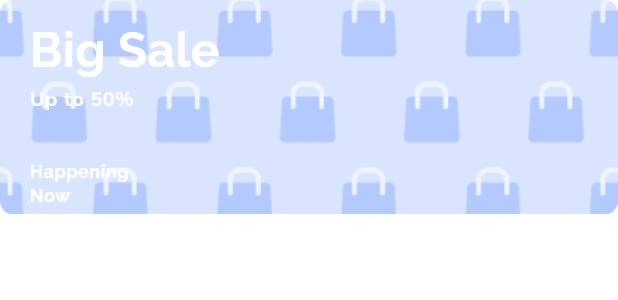
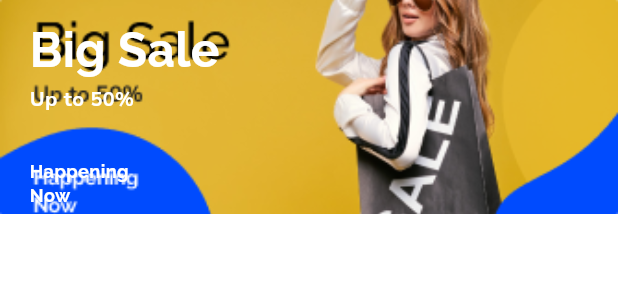
Before and after one commit to hoailuong123/AlamodeApp, a Flutter app: the SliderItem widget shown alone on an empty page, opened directly, on a phone screen of 412 x 824 dp. Shown: the top 300 px of the screen. Run offline on Flutter 3.47's test engine with Material 3 defaults, Android fonts, the phone set to English and light mode, and no system bars; our stand-ins replace cached_network_image, connectivity_plus, flutter_rating_bar, flutter_svg, pin_code_fields, smooth_page_indicator; missing offline and left inert: carousel_slider_plus, country_pickers, responsive_grid_list; network calls fail.

Commit message:
update: slider item

```diff
--- a/lib/presentation/shop_screen/widgets/slider_item.dart
+++ b/lib/presentation/shop_screen/widgets/slider_item.dart
@@ -1,7 +1,7 @@
 import 'package:alamodeapp/theme/custom_text_style.dart';
 import 'package:flutter/material.dart';
-import 'package:flutter_svg_provider/flutter_svg_provider.dart' as fs;
 import '../../../core/app_export.dart';
+
 
 class SliderItem extends StatelessWidget {
   const SliderItem({Key? key}) : super(key: key);
@@ -14,7 +14,7 @@ class SliderItem extends StatelessWidget {
         alignment: Alignment.center,
         children: [
           CustomImageView(
-            imagePath: ImageConstant.img,
+            imagePath: 'assets/images/slider1.png', // Update image path
             height: 130.h,
             width: double.maxFinite,
             radius: BorderRadius.circular(8.h),
@@ -28,10 +28,8 @@ class SliderItem extends StatelessWidget {
             ),
             decoration: BoxDecoration(
               image: DecorationImage(
-                image: fs.Svg(
-                  ImageConstant.img,
-                ),
-                fit: BoxFit.fill,
+                image: AssetImage('assets/images/big_sale_banner.png'), // Update image
+                fit: BoxFit.cover,
               ),
             ),
             child: Column(
```
Also changed, not shown: assets/images/big_sale_banner.png (added), assets/images/slider1.png (added).
